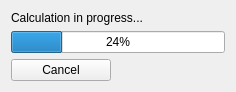
This is infoform.ui in DOrlov74/DefModel as Qt 5 draws it before an edit. The edited form follows.
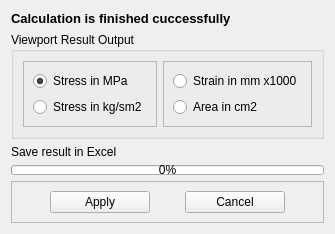
This is the edited form.

Commit message: Main functionality is finished

Patch:
```diff
--- a/infoform.ui
+++ b/infoform.ui
@@ -6,39 +6,160 @@
    <rect>
     <x>0</x>
     <y>0</y>
-    <width>236</width>
-    <height>80</height>
+    <width>299</width>
+    <height>217</height>
    </rect>
   </property>
+  <property name="sizePolicy">
+   <sizepolicy hsizetype="Fixed" vsizetype="Fixed">
+    <horstretch>0</horstretch>
+    <verstretch>0</verstretch>
+   </sizepolicy>
+  </property>
   <property name="windowTitle">
    <string>Form</string>
   </property>
   <layout class="QVBoxLayout" name="verticalLayout">
    <item>
-    <widget class="QLabel" name="ProgressLabel">
+    <widget class="QLabel" name="resultLabel">
+     <property name="maximumSize">
+      <size>
+       <width>16777215</width>
+       <height>30</height>
+      </size>
+     </property>
+     <property name="font">
+      <font>
+       <pointsize>10</pointsize>
+       <weight>75</weight>
+       <bold>true</bold>
+      </font>
+     </property>
      <property name="text">
-      <string>Calculation in progress...</string>
+      <string>Calculation is finished cuccessfully</string>
+     </property>
+    </widget>
+   </item>
+   <item>
+    <widget class="QGroupBox" name="outputBox">
+     <property name="title">
+      <string>Viewport Result Output</string>
+     </property>
+     <layout class="QHBoxLayout" name="horizontalLayout">
+      <item>
+       <widget class="QFrame" name="StressFrame">
+        <property name="frameShape">
+         <enum>QFrame::StyledPanel</enum>
+        </property>
+        <property name="frameShadow">
+         <enum>QFrame::Raised</enum>
+        </property>
+        <layout class="QVBoxLayout" name="verticalLayout_2">
+         <item>
+          <widget class="QRadioButton" name="stressMPaButton">
+           <property name="text">
+            <string>Stress in MPa</string>
+           </property>
+           <property name="checked">
+            <bool>true</bool>
+           </property>
+          </widget>
+         </item>
+         <item>
+          <widget class="QRadioButton" name="stressKg_sm2Button">
+           <property name="text">
+            <string>Stress in kg/sm2</string>
+           </property>
+          </widget>
+         </item>
+        </layout>
+       </widget>
+      </item>
+      <item>
+       <widget class="QFrame" name="StrainFrame">
+        <property name="frameShape">
+         <enum>QFrame::StyledPanel</enum>
+        </property>
+        <property name="frameShadow">
+         <enum>QFrame::Raised</enum>
+        </property>
+        <layout class="QVBoxLayout" name="verticalLayout_3">
+         <item>
+          <widget class="QRadioButton" name="strainButton">
+           <property name="text">
+            <string>Strain in mm x1000</string>
+           </property>
+          </widget>
+         </item>
+         <item>
+          <widget class="QRadioButton" name="areaButton">
+           <property name="text">
+            <string>Area in cm2</string>
+           </property>
+          </widget>
+         </item>
+        </layout>
+       </widget>
+      </item>
+     </layout>
+    </widget>
+   </item>
+   <item>
+    <widget class="QLabel" name="exportLabel">
+     <property name="text">
+      <string>Save result in Excel</string>
      </property>
     </widget>
    </item>
    <item>
     <widget class="QProgressBar" name="cProgressBar">
+     <property name="maximumSize">
+      <size>
+       <width>16777215</width>
+       <height>10</height>
+      </size>
+     </property>
      <property name="value">
-      <number>24</number>
+      <number>0</number>
      </property>
     </widget>
    </item>
    <item>
-    <widget class="QPushButton" name="cancelButton">
-     <property name="maximumSize">
-      <size>
-       <width>100</width>
-       <height>16777215</height>
-      </size>
+    <widget class="QFrame" name="buttonFrame">
+     <property name="frameShape">
+      <enum>QFrame::StyledPanel</enum>
      </property>
-     <property name="text">
-      <string>Cancel</string>
+     <property name="frameShadow">
+      <enum>QFrame::Raised</enum>
      </property>
+     <layout class="QHBoxLayout" name="horizontalLayout_2">
+      <item>
+       <widget class="QPushButton" name="applyButton">
+        <property name="maximumSize">
+         <size>
+          <width>100</width>
+          <height>16777215</height>
+         </size>
+        </property>
+        <property name="text">
+         <string>Apply</string>
+        </property>
+       </widget>
+      </item>
+      <item>
+       <widget class="QPushButton" name="cancelButton">
+        <property name="maximumSize">
+         <size>
+          <width>100</width>
+          <height>16777215</height>
+         </size>
+        </property>
+        <property name="text">
+         <string>Cancel</string>
+        </property>
+       </widget>
+      </item>
+     </layout>
     </widget>
    </item>
   </layout>
```
Left out of the diff: 19 changed lines with no effect on the pictures. The commit also changes 14 other files.
